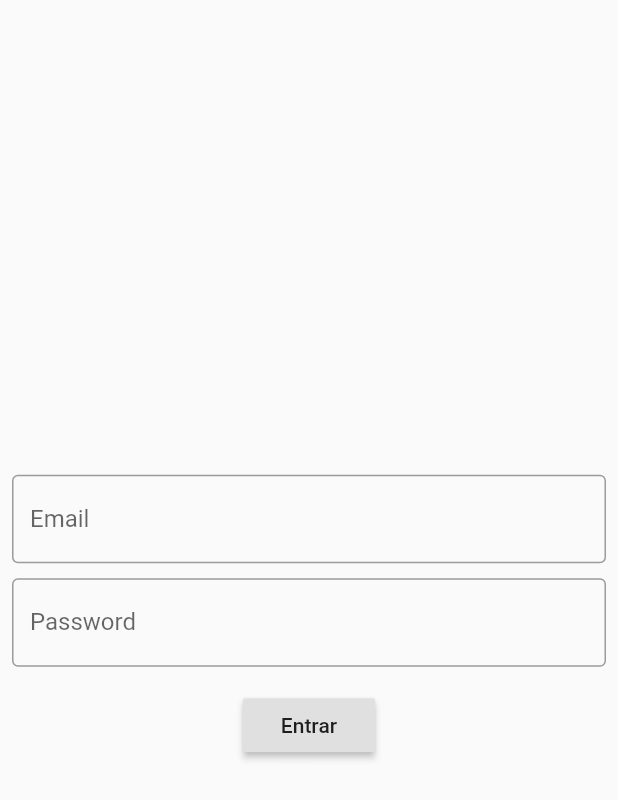
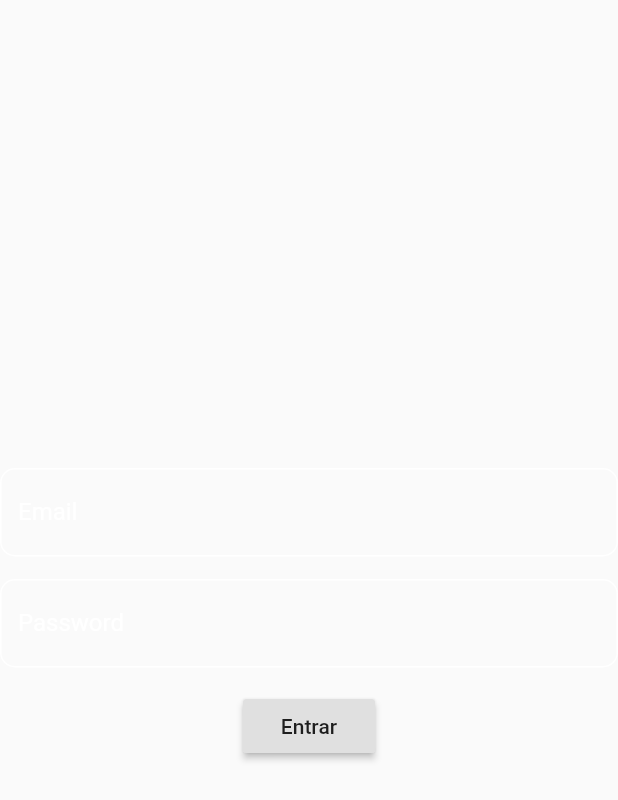
Before and after one commit to ecorreas/App-Hotel-RPIV, a Flutter app: the Forms widget shown alone on an empty page, opened directly, on a phone screen of 412 x 824 dp. Shown: the top 800 px of the screen. Run offline on Flutter 3.47's test engine with Material 2 defaults, Android fonts, the phone set to English and light mode, and no system bars; our stand-ins replace flutter_svg.

Commit message:
Mudanças nos diretórios do projeto
Realizei algumas mudanças no diretório e alterei as classes TelaInicial, BackgroundImage e Logo

```diff
--- a/FrontEnd/lib/Screens/Forms.dart
+++ b/FrontEnd/lib/Screens/Forms.dart
@@ -19,12 +19,8 @@ class _FormsState extends State<Forms> {
     return Container(
       child: SingleChildScrollView(
         child: SizedBox(
-          width: MediaQuery.of(context).size.width,
-          height: MediaQuery.of(context).size.height,
-          child: Padding(
-            padding: const EdgeInsets.all(8.0),
+          height: 200,
           child: Column(
-              mainAxisAlignment: MainAxisAlignment.center,
             children: [
               TextField(
                 onChanged: (text) {
@@ -32,19 +28,39 @@ class _FormsState extends State<Forms> {
                 },
                 keyboardType: TextInputType.emailAddress,
                 decoration: InputDecoration(
+                  labelStyle: TextStyle(
+                    color: Colors.white,
+                  ),
                   labelText: 'Email',
-                    border: OutlineInputBorder(),
+                  enabledBorder: OutlineInputBorder(
+                    borderSide: BorderSide(color: Colors.white),
+                    borderRadius: BorderRadius.circular(10),
+                  ),
+                  focusedBorder: OutlineInputBorder(
+                    borderSide: BorderSide(color: Colors.red),
+                    borderRadius: BorderRadius.circular(10),
                   ),
                 ),
-                SizedBox(height: 10),
+              ),
+              SizedBox(height: 15),
               TextField(
                 onChanged: (text) {
                   password = text;
                 },
                 obscureText: true,
                 decoration: InputDecoration(
+                  labelStyle: TextStyle(
+                    color: Colors.white,
+                  ),
                   labelText: 'Password',
-                    border: OutlineInputBorder(),
+                  enabledBorder: OutlineInputBorder(
+                    borderSide: BorderSide(color: Colors.white),
+                    borderRadius: BorderRadius.circular(10),
+                  ),
+                  focusedBorder: OutlineInputBorder(
+                    borderSide: BorderSide(color: Colors.red),
+                    borderRadius: BorderRadius.circular(10),
+                  ),
                 ),
               ),
               SizedBox(height: 15),
@@ -63,7 +79,7 @@ class _FormsState extends State<Forms> {
           ),
         ),
       ),
-      ),
+      alignment: Alignment.center,
     );
   }
 }
--- a/FrontEnd/lib/Screens/Home/Login/Componentes/Logo.dart
+++ b/FrontEnd/lib/Screens/Home/Login/Componentes/Logo.dart
@@ -1,4 +1,4 @@
-import 'package:app_hotel/app/Assets/Icons/MyIcons.dart';
+import 'package:app_hotel/app/Screens/Home/Components/MyIcons.dart';
 import 'package:flutter/material.dart';
 import 'package:flutter_svg/flutter_svg.dart';
 
@@ -13,8 +13,8 @@ class Logo extends StatelessWidget {
       margin: const EdgeInsets.only(top: 100),
       child: SvgPicture.asset(
         tela_login,
-        width: double.infinity,
-        height: double.infinity,
+        width: 100,
+        height: 100,
         fit: BoxFit.contain,
         alignment: Alignment.topCenter,
       ),
```
Also changed, not shown: FrontEnd/lib/Screens/Home/Login/Componentes/BackgroundImage.dart (+6 -1 lines), FrontEnd/lib/Screens/Home/Login/TelaLogin.dart (+31 -31 lines). Lines whose indentation alone changed are shown as unchanged.
